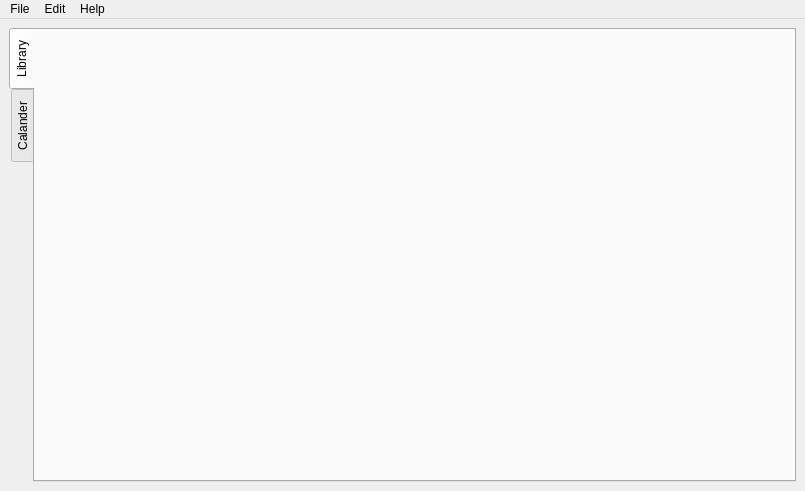
Above: src/gui/mainwindow.ui from kjmorse2/GameLog before the change. Below: the same form after it.
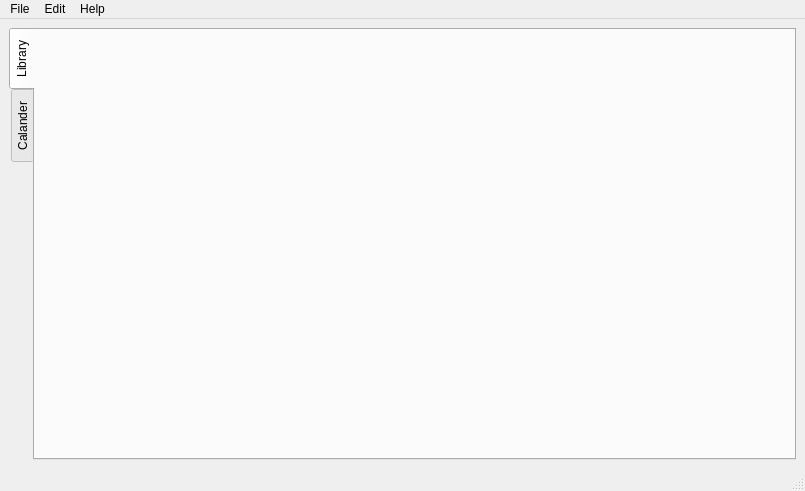
That is the form after the change. The open tabs and pages were chosen to show the change.

Commit message: Status bar that shows active/inactive game session.

Diff of the .ui file:
```diff
--- a/src/gui/mainwindow.ui
+++ b/src/gui/mainwindow.ui
@@ -79,6 +79,7 @@
    <addaction name="menuEdit"/>
    <addaction name="menuHelp"/>
   </widget>
+  <widget class="QStatusBar" name="statusBar"/>
  </widget>
  <resources/>
  <connections/>
```
Left out of the diff: 2 changed lines with no effect on the pictures. The commit also changes 7 other files.
